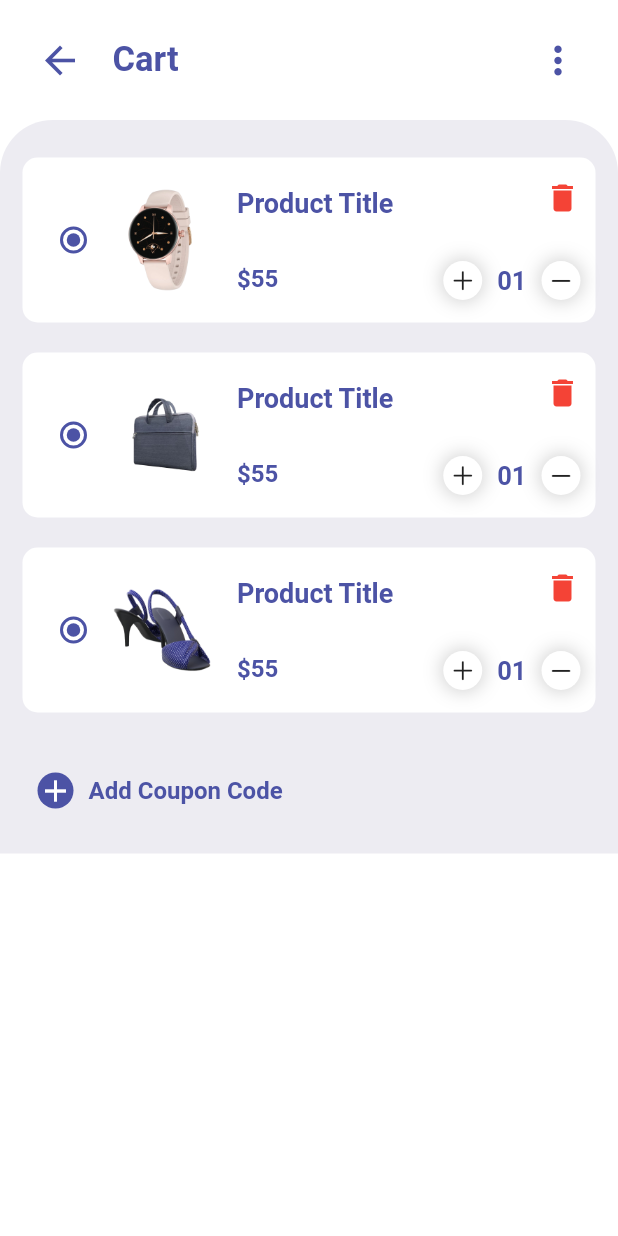
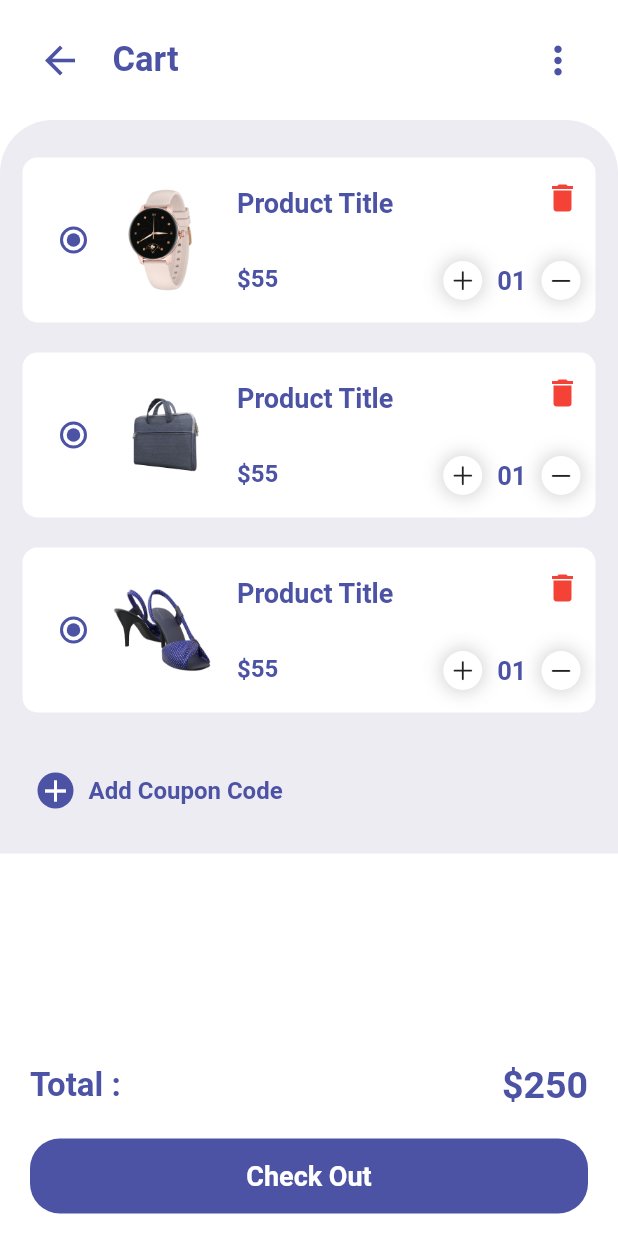
Before and after one commit to pyae-phyoe-naing/shopping_app_ui, a Flutter app: the CartPage screen opened by its route, on a phone screen of 412 x 824 dp. Run offline on Flutter 3.47's test engine with Material 2 defaults, Android fonts, the light colour scheme and no system bars; our stand-ins replace badges.

Commit message:
'cart_item_botton_nav_ui'

```diff
--- a/lib/pages/cart_page.dart
+++ b/lib/pages/cart_page.dart
@@ -2,6 +2,7 @@ import 'package:flutter/material.dart';
 import 'package:shopping_ap_ui/widget/cart_app_bar.dart';
 
 import '../widget/cart_item_widget.dart';
+import '../widget/cart_page_botton_nav.dart';
 
 class CartPage extends StatefulWidget {
   const CartPage({Key? key}) : super(key: key);
@@ -67,6 +68,7 @@ class _CartPageState extends State<CartPage> {
           ),
         ],
       ),
+      bottomNavigationBar: const CartPageBottonNav(),
     );
   }
 }
--- /dev/null
+++ b/lib/widget/cart_page_botton_nav.dart
@@ -0,0 +1,57 @@
+import 'package:flutter/material.dart';
+
+class CartPageBottonNav extends StatefulWidget {
+  const CartPageBottonNav({Key? key}) : super(key: key);
+
+  @override
+  _CartPageBottonNavState createState() => _CartPageBottonNavState();
+}
+
+class _CartPageBottonNavState extends State<CartPageBottonNav> {
+  @override
+  Widget build(BuildContext context) {
+    return Container(
+      padding: const EdgeInsets.symmetric(horizontal: 20, vertical: 15),
+      height: 130,
+      child: Column(
+        mainAxisAlignment: MainAxisAlignment.spaceBetween,
+        children: [
+          Row(
+            mainAxisAlignment: MainAxisAlignment.spaceBetween,
+            children: const [
+              Text(
+                'Total :',
+                style: TextStyle(
+                    color: Color(0xFF4C53A5),
+                    fontSize: 22,
+                    fontWeight: FontWeight.bold),
+              ),
+              Text(
+                '\$250',
+                style: TextStyle(
+                    color: Color(0xFF4C53A5),
+                    fontSize: 25,
+                    fontWeight: FontWeight.bold),
+              ),
+            ],
+          ),
+          Container(
+             alignment: Alignment.center,
+            height: 50,
+             width: double.infinity,
+            decoration: BoxDecoration(
+                color: const Color(0xFF4C53A5),
+                borderRadius: BorderRadius.circular(20)),
+            child: const Text(
+              'Check Out',
+              style: TextStyle(
+                  fontSize: 18,
+                  fontWeight: FontWeight.bold,
+                  color: Colors.white),
+            ),
+          ),
+        ],
+      ),
+    );
+  }
+}
```
